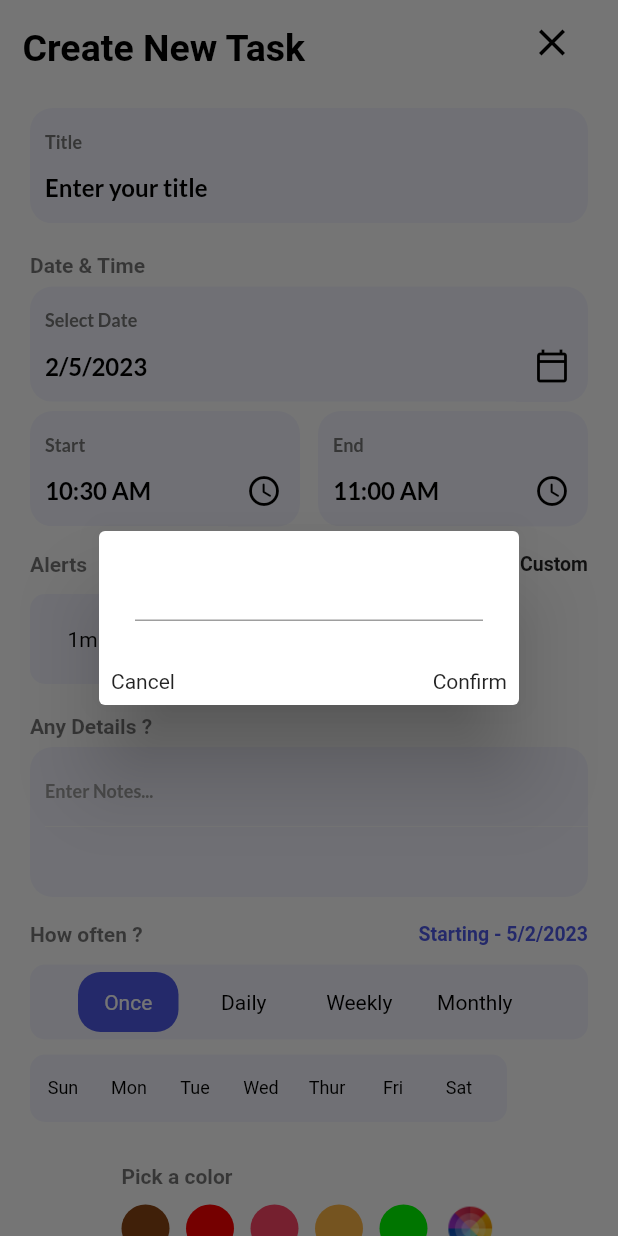
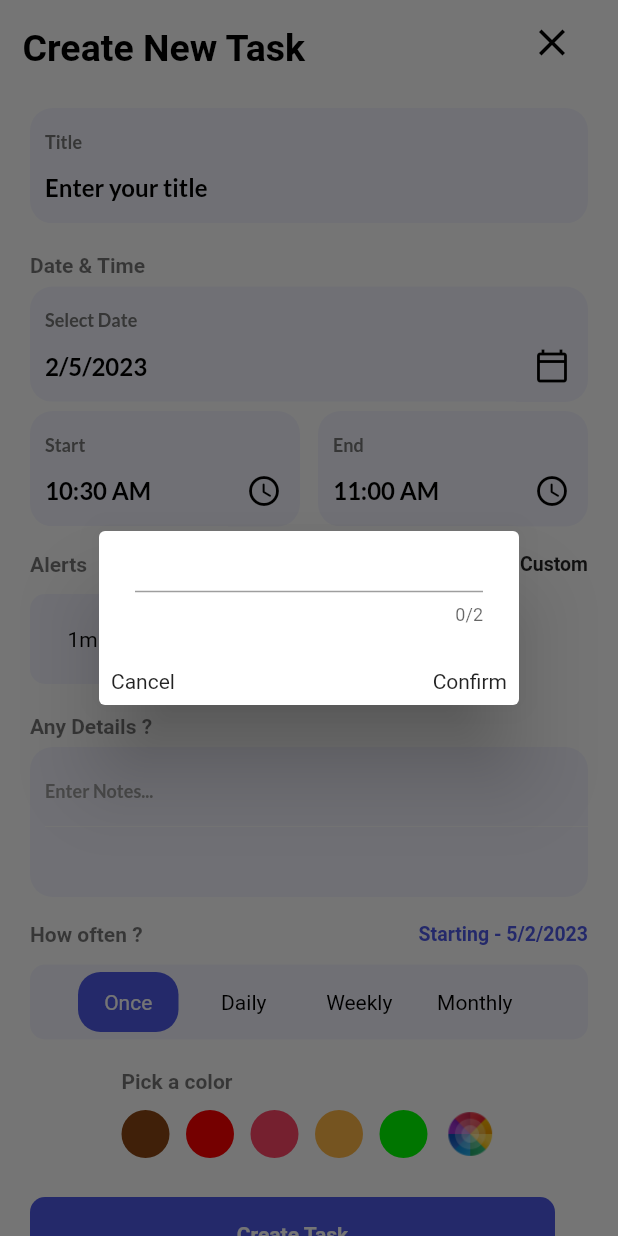
Before and after one commit to sooraj671/scheduler, a Flutter app: the AddTaskPage screen opened directly, after a tap on "Add Custom", on a phone screen of 412 x 824 dp. Run offline on Flutter 3.47's test engine with Material 2 defaults, Android fonts, the phone set to English and light mode, and no system bars; our stand-ins replace date_picker_timeline, datetime_picker_formfield_new, flutter_colorpicker, flutter_local_notifications, flutter_staggered_animations, get and 4 more; missing offline and left inert: flutter_color_picker_wheel, number_to_words; accounts and stored records are empty.

Commit message:
all about latest changes

```diff
--- a/lib/ui/add_task_bar.dart
+++ b/lib/ui/add_task_bar.dart
@@ -207,6 +207,7 @@ class _AddTaskPageState extends State<AddTaskPage> {
                                     height: 40,
                                     width: 10,
                                     child: TextField(
+                                      maxLength: 2,
                                       keyboardType: TextInputType.number,
                                       controller: myController,
                                     ),
@@ -286,18 +287,6 @@ class _AddTaskPageState extends State<AddTaskPage> {
                   ),
                   child: const howOften(),
                 ),
-                Container(
-                  margin: const EdgeInsets.only(top: 10),
-                  padding: const EdgeInsets.all(5),
-                  decoration: BoxDecoration(
-                    borderRadius: BorderRadius.circular(10),
-                    color: const Color.fromRGBO(78, 91, 232, 0.06),
-                  ),
-                  child: const weelSelect(),
-                ),
-                const SizedBox(
-                  height: 8.0,
-                ),
                 Row(
                   mainAxisAlignment: MainAxisAlignment.center,
                   crossAxisAlignment: CrossAxisAlignment.center,
@@ -375,6 +364,24 @@ class _AddTaskPageState extends State<AddTaskPage> {
                             icon: const Icon(Icons.warning_amber_rounded,
                                 color: Colors.red));
                       }
+                      setState(() {
+                        alertbefore = 0;
+                        selectedcolIndex = -1;
+                        customcolor = 0;
+                        selectedalertIndex = -1;
+                        _selectedColor = 0;
+                        _selectedRepeat = "None";
+                        selectedweek = [];
+                        weelcheck = [];
+                        multiplealertList = [];
+                        monday = 0;
+                        tuesday = 0;
+                        wednesday = 0;
+                        thursday = 0;
+                        friday = 0;
+                        saturday = 0;
+                        sunday = 0;
+                      });
                     }),
                 const SizedBox(height: 10),
               ],
@@ -523,7 +530,9 @@ class _alerttimeselectState extends State<alerttimeselect> {
               child: AppButton(
                 color: multiplealertList.contains(alertList[index])
                     ? Colors.white
-                    : Colors.black,
+                    : Get.isDarkMode
+                        ? Colors.white
+                        : Colors.black,
                 // color: selectedalertIndex == index
                 //     ? Colors.white
                 //     : Get.isDarkMode
@@ -560,8 +569,8 @@ List<String> dayList = [
 class _howOftenState extends State<howOften> {
   int selectedweekIndex = 0;
   int uniq = 1;
-  int weekcounter = 1;
-  int monthcounter = 1;
+  int weekcounter = 2;
+  int monthcounter = 2;
 
   @override
   Widget build(BuildContext context) {
@@ -618,7 +627,7 @@ class _howOftenState extends State<howOften> {
                   children: [
                     Row(
                       children: [
-                        Text("In Every "),
+                        Text("Every "),
                         Text(NumberToWord().convert('en-in', weekcounter)),
                         Text("Week"),
                       ],
@@ -662,7 +671,7 @@ class _howOftenState extends State<howOften> {
                       child: InkWell(
                         onTap: (() {
                           setState(() {
-                            weekcounter == 0 ? weekcounter = 0 : weekcounter--;
+                            weekcounter == 2 ? weekcounter = 2 : weekcounter--;
                           });
                         }),
                         child: const Icon(
@@ -686,7 +695,7 @@ class _howOftenState extends State<howOften> {
                       children: [
                         Row(
                           children: [
-                            Text("In Every "),
+                            Text("Every "),
                             Text(NumberToWord().convert('en-in', monthcounter)),
                             Text("Month"),
                           ],
@@ -730,8 +739,8 @@ class _howOftenState extends State<howOften> {
                           child: InkWell(
                             onTap: (() {
                               setState(() {
-                                monthcounter == 0
-                                    ? monthcounter = 0
+                                monthcounter == 2
+                                    ? monthcounter = 2
                                     : monthcounter--;
                               });
                             }),
@@ -744,7 +753,22 @@ class _howOftenState extends State<howOften> {
                       ],
                     ),
                   )
-                : Container(),
+                : selectedweekIndex == 1
+                    ? Column(children: [
+                        SizedBox(height: 8),
+                        Container(
+                          alignment: Alignment.center,
+                          height: 50,
+                          // margin: const EdgeInsets.only(top: 10),
+                          // padding: const EdgeInsets.all(5),
+                          decoration: BoxDecoration(
+                            borderRadius: BorderRadius.circular(10),
+                            color: const Color.fromRGBO(78, 91, 232, 0.06),
+                          ),
+                          child: const weelSelect(),
+                        ),
+                      ])
+                    : Container()
       ],
     );
   }
@@ -789,7 +813,6 @@ class _weelSelectState extends State<weelSelect> {
                     onTap: () {
                       setState(() {
                         selectedweek.remove(index);
-                        // weelcheck.remove(fullweekList[index]);
                       });
                     },
                     child: SmallAppButton(
@@ -809,7 +832,6 @@ class _weelSelectState extends State<weelSelect> {
                     onTap: () {
                       setState(() {
                         selectedweek.add(index);
-                        // weelcheck.add(fullweekList[index]);
                       });
                     },
                     child: SmallAppButton(
@@ -832,11 +854,11 @@ class _weelSelectState extends State<weelSelect> {
   }
 }
 
-class colorRow extends StatefulWidget {
-  const colorRow({super.key});
+class colorPallete extends StatefulWidget {
+  const colorPallete({super.key});
 
   @override
-  State<colorRow> createState() => _colorRowState();
+  State<colorPallete> createState() => _colorPalleteState();
 }
 
 List<Color> colorList = [
@@ -846,41 +868,6 @@ List<Color> colorList = [
   yellowClr,
   greenClr,
 ];
-
-class _colorRowState extends State<colorRow> {
-  @override
-  Widget build(BuildContext context) {
-    return Wrap(
-      children: List.generate(5, (index) {
-        return InkWell(
-          onTap: () {
-            setState(() {
-              _selectedColor = (index);
-
-              selectedcolIndex = index;
-              customcolor = 0;
-              addtaskcol = colorList[selectedcolIndex];
-            });
-          },
-          child: Container(
-            margin: const EdgeInsets.only(right: 10),
-            child: selectedcolIndex == index
-                ? UnColorButton(
-                    color: colorList[index], backgroundColor: primaryClr)
-                : ColorButton(color: colorList[index]),
-          ),
-        );
-      }),
-    );
-  }
-}
-
-class colorPallete extends StatefulWidget {
-  const colorPallete({super.key});
-
-  @override
-  State<colorPallete> createState() => _colorPalleteState();
-}
 
 class _colorPalleteState extends State<colorPallete> {
   @override
@@ -903,7 +890,28 @@ class _colorPalleteState extends State<colorPallete> {
         ),
         Row(
           children: [
-            colorRow(),
+            Wrap(
+              children: List.generate(5, (index) {
+                return InkWell(
+                  onTap: () {
+                    setState(() {
+                      customcolor = -1;
+                      _selectedColor = (index);
+                      selectedcolIndex = index;
+                      addtaskcol = colorList[selectedcolIndex];
+                    });
+                  },
+                  child: Container(
+                    margin: const EdgeInsets.only(right: 10),
+                    child: selectedcolIndex == index
+                        ? UnColorButton(
+                            color: colorList[index],
+                            backgroundColor: primaryClr)
+                        : ColorButton(color: colorList[index]),
+                  ),
+                );
+              }),
+            ),
             customcolor == 1
                 ? Container(
                     height: 40,
@@ -965,7 +973,6 @@ class _colorPalleteState extends State<colorPallete> {
                               onSelect: (Color newColor) {
                                 setState(() {
                                   _selectedColor = 5;
-
                                   customcolor = 1;
                                   selectedCol = newColor;
                                   addtaskcol = newColor;
```
Also changed, not shown: lib/ui/home_page.dart (+105 -113 lines), pubspec.lock, 1 other file.
